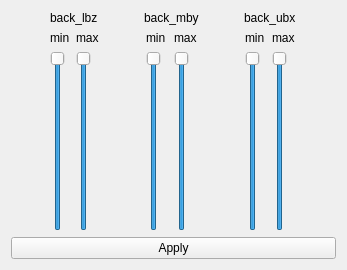
Old version of the form vigir_ocs_back_joint_limit/src/joint_limit.ui in the repository team-vigir/vigir_ocs_common.
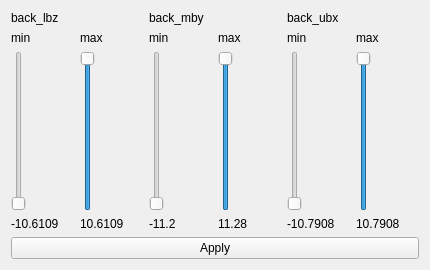
New version of the form.

Commit message: Added values to the sliders and made it so you could not put min greater than max and vice versa.

```diff
--- a/vigir_ocs_back_joint_limit/src/joint_limit.ui
+++ b/vigir_ocs_back_joint_limit/src/joint_limit.ui
@@ -6,7 +6,7 @@
    <rect>
     <x>0</x>
     <y>0</y>
-    <width>347</width>
+    <width>430</width>
     <height>270</height>
    </rect>
   </property>
@@ -38,17 +38,27 @@
            </item>
            <item>
             <widget class="QSlider" name="lbzMin">
+             <property name="minimum">
+              <number>-106109</number>
+             </property>
              <property name="maximum">
-              <number>100</number>
+              <number>106109</number>
              </property>
              <property name="value">
-              <number>100</number>
+              <number>-106109</number>
              </property>
              <property name="orientation">
               <enum>Qt::Vertical</enum>
              </property>
             </widget>
            </item>
+           <item>
+            <widget class="QLabel" name="lbzMinLabel">
+             <property name="text">
+              <string>-10.6109</string>
+             </property>
+            </widget>
+           </item>
           </layout>
          </item>
          <item>
@@ -62,17 +72,27 @@
            </item>
            <item>
             <widget class="QSlider" name="lbzMax">
+             <property name="minimum">
+              <number>-106109</number>
+             </property>
              <property name="maximum">
-              <number>100</number>
+              <number>106109</number>
              </property>
              <property name="value">
-              <number>100</number>
+              <number>106109</number>
              </property>
              <property name="orientation">
               <enum>Qt::Vertical</enum>
              </property>
             </widget>
            </item>
+           <item>
+            <widget class="QLabel" name="lbzMaxLabel">
+             <property name="text">
+              <string>10.6109</string>
+             </property>
+            </widget>
+           </item>
           </layout>
          </item>
         </layout>
@@ -101,17 +121,27 @@
            </item>
            <item>
             <widget class="QSlider" name="mbyMin">
+             <property name="minimum">
+              <number>-1120</number>
+             </property>
              <property name="maximum">
-              <number>100</number>
+              <number>1128</number>
              </property>
              <property name="value">
-              <number>100</number>
+              <number>-1120</number>
              </property>
              <property name="orientation">
               <enum>Qt::Vertical</enum>
              </property>
             </widget>
            </item>
+           <item>
+            <widget class="QLabel" name="mbyMinLabel">
+             <property name="text">
+              <string>-11.2</string>
+             </property>
+            </widget>
+           </item>
           </layout>
          </item>
          <item>
@@ -125,17 +155,27 @@
            </item>
            <item>
             <widget class="QSlider" name="mbyMax">
+             <property name="minimum">
+              <number>-1120</number>
+             </property>
              <property name="maximum">
-              <number>100</number>
+              <number>1128</number>
              </property>
              <property name="value">
-              <number>100</number>
+              <number>1128</number>
              </property>
              <property name="orientation">
               <enum>Qt::Vertical</enum>
              </property>
             </widget>
            </item>
+           <item>
+            <widget class="QLabel" name="mbyMaxLabel">
+             <property name="text">
+              <string>11.28</string>
+             </property>
+            </widget>
+           </item>
           </layout>
          </item>
         </layout>
@@ -164,17 +204,27 @@
            </item>
            <item>
             <widget class="QSlider" name="ubxMin">
+             <property name="minimum">
+              <number>-107908</number>
+             </property>
              <property name="maximum">
-              <number>100</number>
+              <number>107908</number>
              </property>
              <property name="value">
-              <number>100</number>
+              <number>-107908</number>
              </property>
              <property name="orientation">
               <enum>Qt::Vertical</enum>
              </property>
             </widget>
            </item>
+           <item>
+            <widget class="QLabel" name="ubxMinLabel">
+             <property name="text">
+              <string>-10.7908</string>
+             </property>
+            </widget>
+           </item>
           </layout>
          </item>
          <item>
@@ -188,20 +238,30 @@
            </item>
            <item>
             <widget class="QSlider" name="ubxMax">
+             <property name="minimum">
+              <number>-107908</number>
+             </property>
              <property name="maximum">
-              <number>100</number>
+              <number>107908</number>
              </property>
              <property name="singleStep">
               <number>0</number>
              </property>
              <property name="value">
-              <number>100</number>
+              <number>107908</number>
              </property>
              <property name="orientation">
               <enum>Qt::Vertical</enum>
              </property>
             </widget>
            </item>
+           <item>
+            <widget class="QLabel" name="ubxMaxLabel">
+             <property name="text">
+              <string>10.7908</string>
+             </property>
+            </widget>
+           </item>
           </layout>
          </item>
         </layout>
```
The commit also changes 2 other files.
